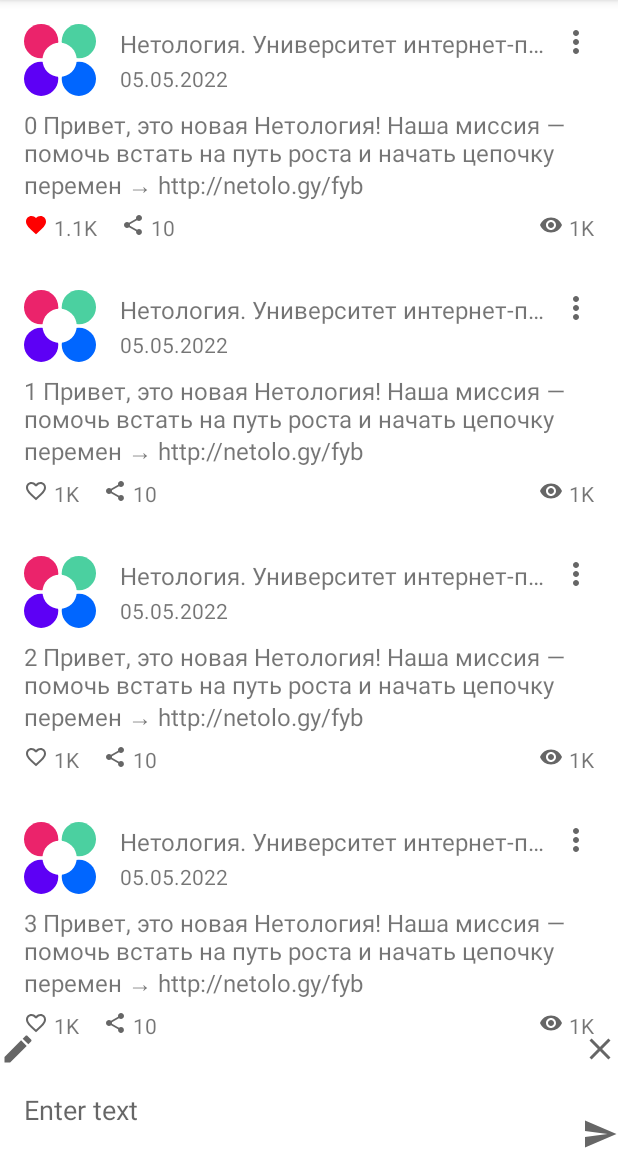
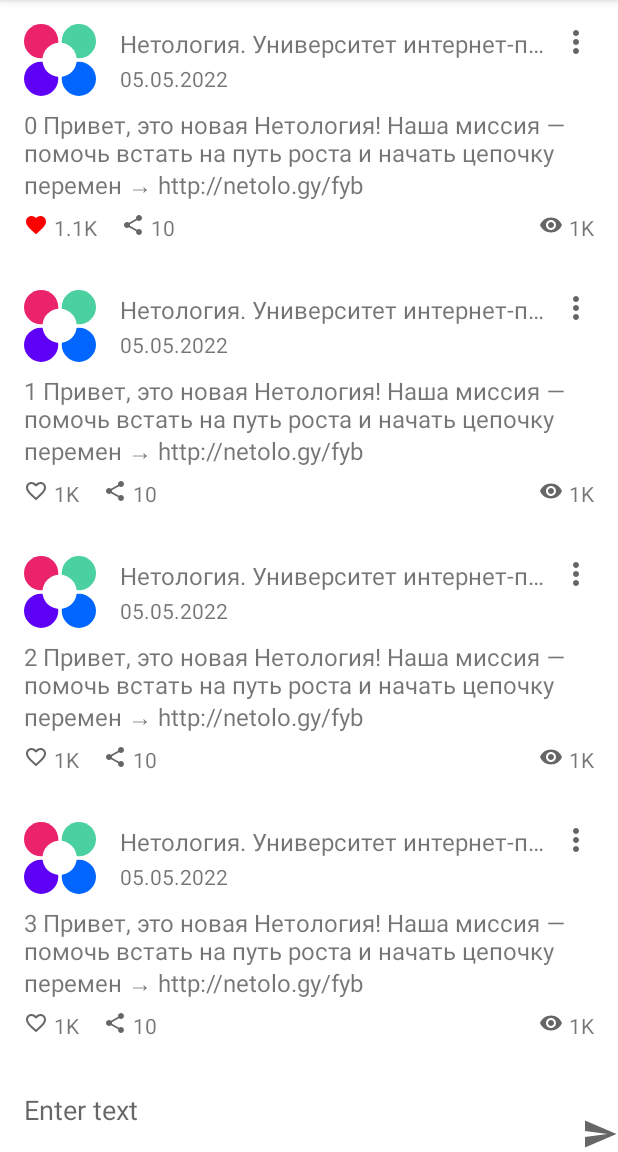
Before and after one commit to NatAnatTer/NMedia, an Android app: the screen it shows after launch (MainActivity), after a tap on "Save", on a phone screen of 412 x 824 dp, the part 84-1236 px from its top. Run offline under Robolectric (Android 15) with nearby library versions, the phone set to English and light mode, and no system bars; 1 other tap on this screen came first.

Commit message:
continue undo editing

```diff
--- a/app/src/main/java/ru/netology/nmedia/MainActivity.kt
+++ b/app/src/main/java/ru/netology/nmedia/MainActivity.kt
@@ -2,6 +2,7 @@ package ru.netology.nmedia
 
 import androidx.appcompat.app.AppCompatActivity
 import android.os.Bundle
+import android.view.View
 import androidx.activity.viewModels
 import ru.netology.nmedia.postViewModel.PostViewModel
 import ru.netology.nmedia.adapter.PostsAdapter
@@ -21,7 +22,6 @@ class MainActivity : AppCompatActivity() {
         binding.postRecyclerView.adapter = adapter
         viewModel.data.observe(this) { posts ->
             adapter.submitList(posts)
-            //adapter.posts = posts
         }
         binding.saveButton.setOnClickListener {
             with(binding.contentEditText) {
@@ -30,10 +30,13 @@ class MainActivity : AppCompatActivity() {
                 clearFocus()
                 hideKeyboard()
             }
+            binding.group.visibility = View.GONE
         }
         viewModel.currentPost.observe(this){currentPost ->
             binding.contentEditText.setText(currentPost?.content)
+            binding.group.visibility = View.VISIBLE
+        }
 
-        }
+       // binding.undoEditButton.setOnClickListener {  }
     }
 }
--- a/app/src/main/java/ru/netology/nmedia/adapter/PostInteractionListener.kt
+++ b/app/src/main/java/ru/netology/nmedia/adapter/PostInteractionListener.kt
@@ -7,4 +7,6 @@ interface PostInteractionListener {
     fun onRepostClicked(post: Post)
     fun onRemoveClicked(post:Post)
     fun onEditClicked(post:Post)
+
+    fun onUndoEditClicked(post: Post)
 }
--- a/app/src/main/java/ru/netology/nmedia/adapter/PostsAdapter.kt
+++ b/app/src/main/java/ru/netology/nmedia/adapter/PostsAdapter.kt
@@ -11,7 +11,7 @@ import ru.netology.nmedia.Post
 import ru.netology.nmedia.R
 import ru.netology.nmedia.databinding.PostListItemBinding
 import java.text.DecimalFormat
-import kotlin.properties.Delegates
+
 
 //typealias onPostClicked = (Post) -> Unit
 internal class PostsAdapter(
@@ -33,7 +33,7 @@ internal class PostsAdapter(
 
     inner class ViewHolder(
         private val binding: PostListItemBinding,
-        val listener: PostInteractionListener
+        private val listener: PostInteractionListener
     ) : RecyclerView.ViewHolder(binding.root) {
 
         private lateinit var post: Post
@@ -59,6 +59,7 @@ internal class PostsAdapter(
         init {
             binding.like.setOnClickListener { listener.onLikeClicked(post) }
             binding.reposts.setOnClickListener { listener.onRepostClicked(post) }
+
         }
 
         fun bind(post: Post) {
@@ -73,6 +74,7 @@ internal class PostsAdapter(
                 repostsCount.text = getTextViewCount(post.reposts)
                 avatar.setImageResource(post.avatar)
                 menu.setOnClickListener { popupMenu.show() }
+
             }
         }
 
--- a/app/src/main/java/ru/netology/nmedia/postViewModel/PostViewModel.kt
+++ b/app/src/main/java/ru/netology/nmedia/postViewModel/PostViewModel.kt
@@ -19,6 +19,12 @@ class PostViewModel : ViewModel(), PostInteractionListener {
     override fun onRemoveClicked(post: Post) = repository.delete(post.id)
     override fun onEditClicked(post: Post) {
         currentPost.value = post
+
+    }
+
+    override fun onUndoEditClicked(post: Post) {
+       // currentPost.value = post
+      //  group.visibility = View.VISIBLE
     }
 
     fun onSaveButtonClicked(content: String) {
@@ -39,4 +45,5 @@ class PostViewModel : ViewModel(), PostInteractionListener {
 
 
 
+
 }
--- a/app/src/main/res/layout/activity_main.xml
+++ b/app/src/main/res/layout/activity_main.xml
@@ -11,7 +11,7 @@
         android:layout_width="match_parent"
         android:layout_height="0dp"
         app:layoutManager="androidx.recyclerview.widget.LinearLayoutManager"
-        app:layout_constraintBottom_toTopOf="@id/toolsTopBarrier"
+        app:layout_constraintBottom_toTopOf="@id/undoEditingTopBarrier"
         app:layout_constraintTop_toTopOf="parent"
         tools:listitem="@layout/post_list_item" />
 
@@ -55,7 +55,7 @@
         android:layout_width="wrap_content"
         android:layout_height="wrap_content"
         android:visibility="visible"
-        app:constraint_referenced_ids="undoEditingTopBarrier, edit_icon,oldContentEditedText,undoEditButton" />
+        app:constraint_referenced_ids="undoEditingTopBarrier, edit_icon,oldContentEditedText,undoEditButton, header_edited_text" />
 
     <androidx.constraintlayout.widget.Barrier
         android:id="@+id/undoEditingTopBarrier"
@@ -71,25 +71,40 @@
         android:src="@drawable/ic_baseline_edit_24"
         app:layout_constraintStart_toStartOf="parent"
         app:layout_constraintEnd_toStartOf="@id/oldContentEditedText"
+        app:layout_constraintTop_toBottomOf="@id/undoEditingTopBarrier"
         app:layout_constraintBottom_toTopOf="@id/toolsTopBarrier"
         />
 
+    <androidx.appcompat.widget.AppCompatTextView
+        android:id="@+id/header_edited_text"
+        android:layout_width="0dp"
+        android:layout_height="wrap_content"
+        android:background="@android:color/transparent"
+        android:ellipsize="end"
+        android:singleLine="true"
+        android:layout_marginStart="16dp"
+        android:layout_marginEnd="8dp"
+        android:text="@string/edit_header"
+        app:layout_constraintBottom_toTopOf="@id/oldContentEditedText"
+        app:layout_constraintEnd_toStartOf="@id/undoEditButton"
+        app:layout_constraintStart_toEndOf="@id/edit_icon"
+        app:layout_constraintTop_toTopOf="@id/undoEditingTopBarrier"
+           />
     <androidx.appcompat.widget.AppCompatTextView
         android:id="@+id/oldContentEditedText"
         android:layout_width="0dp"
         android:layout_height="wrap_content"
         android:background="@android:color/transparent"
-
-        android:importantForAutofill="no"
         android:ellipsize="end"
         android:singleLine="true"
-        android:padding="@dimen/common_spacing"
+        android:layout_marginStart="16dp"
+        android:layout_marginEnd="8dp"
         app:layout_constraintBottom_toTopOf="@id/toolsTopBarrier"
         app:layout_constraintEnd_toStartOf="@id/undoEditButton"
         app:layout_constraintStart_toEndOf="@id/edit_icon"
-        app:layout_constraintTop_toTopOf="@id/toolsTopBarrier"
-            tools:hint="@string/post_text_hint"
-         />
+        app:layout_constraintTop_toBottomOf="@id/header_edited_text"
+        tools:text="old post text"
+        />
 
     <ImageButton
         android:id="@+id/undoEditButton"
@@ -101,6 +116,7 @@
         app:layout_constraintBottom_toTopOf="@id/toolsTopBarrier"
         app:layout_constraintEnd_toEndOf="parent"
         app:layout_constraintStart_toEndOf="@id/oldContentEditedText"
+        app:layout_constraintTop_toBottomOf="@id/undoEditingTopBarrier"
         app:srcCompat="@drawable/ic_baseline_close_24" />
 
 </androidx.constraintlayout.widget.ConstraintLayout>
--- a/app/src/main/res/values/strings.xml
+++ b/app/src/main/res/values/strings.xml
@@ -11,4 +11,5 @@
     <string name="description_post_like">Save</string>
     <string name="menu_edit">Edit</string>
     <string name="description_undo_editing">Undo editing</string>
+    <string name="edit_header">Editing</string>
 </resources>
```
Also changed, not shown: app/src/main/java/ru/netology/nmedia/util/Views.kt (line endings or trailing spaces), 1 other file.
